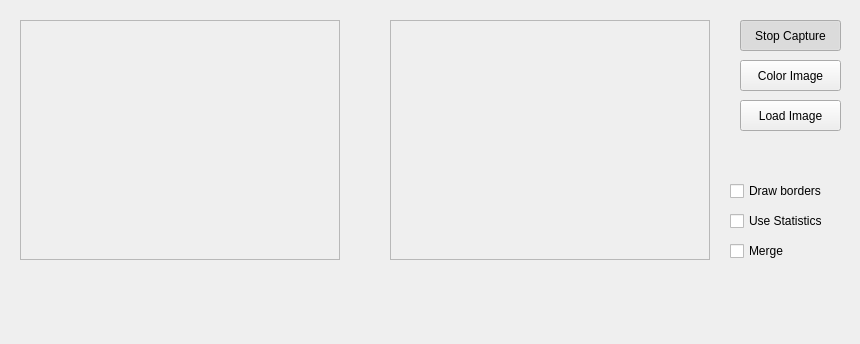
Above: P5/mainwindow.ui from JesusCHA/VA before the change. Below: the same form after it.
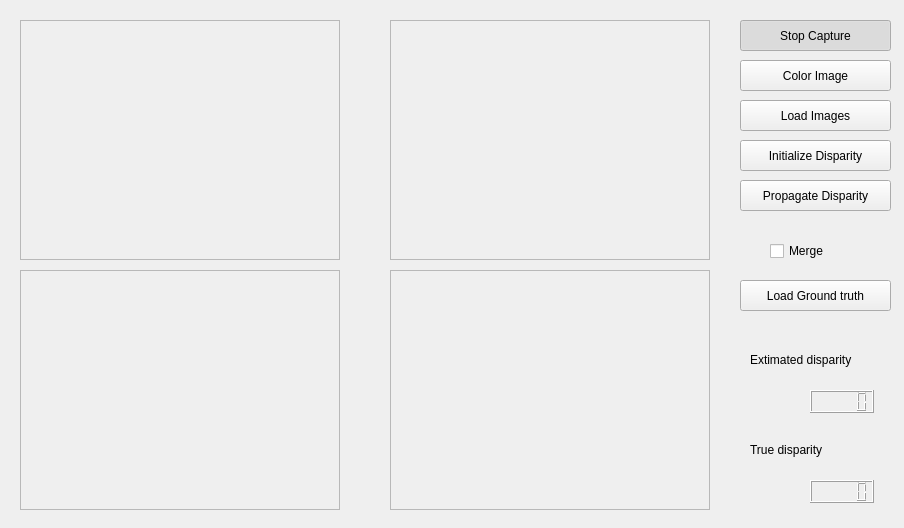
That is the form after the change.

```diff
--- a/P5/mainwindow.ui
+++ b/P5/mainwindow.ui
@@ -6,8 +6,8 @@
    <rect>
     <x>0</x>
     <y>0</y>
-    <width>860</width>
-    <height>344</height>
+    <width>904</width>
+    <height>528</height>
    </rect>
   </property>
   <property name="windowTitle">
@@ -50,7 +50,7 @@
     <rect>
      <x>740</x>
      <y>20</y>
-     <width>101</width>
+     <width>151</width>
      <height>31</height>
     </rect>
    </property>
@@ -69,7 +69,7 @@
     <rect>
      <x>740</x>
      <y>60</y>
-     <width>101</width>
+     <width>151</width>
      <height>31</height>
     </rect>
    </property>
@@ -91,44 +91,18 @@
     <rect>
      <x>740</x>
      <y>100</y>
-     <width>101</width>
+     <width>151</width>
      <height>31</height>
     </rect>
    </property>
    <property name="text">
-    <string>Load Image</string>
-   </property>
-  </widget>
-  <widget class="QCheckBox" name="checkBox">
-   <property name="geometry">
-    <rect>
-     <x>730</x>
-     <y>180</y>
-     <width>121</width>
-     <height>22</height>
-    </rect>
-   </property>
-   <property name="text">
-    <string>Draw borders</string>
-   </property>
-  </widget>
-  <widget class="QCheckBox" name="checkBox_2">
-   <property name="geometry">
-    <rect>
-     <x>730</x>
-     <y>210</y>
-     <width>121</width>
-     <height>22</height>
-    </rect>
-   </property>
-   <property name="text">
-    <string>Use Statistics</string>
+    <string>Load Images</string>
    </property>
   </widget>
   <widget class="QCheckBox" name="checkBox_3">
    <property name="geometry">
     <rect>
-     <x>730</x>
+     <x>770</x>
      <y>240</y>
      <width>97</width>
      <height>22</height>
@@ -138,6 +112,123 @@
     <string>Merge</string>
    </property>
   </widget>
+  <widget class="QFrame" name="imageFrameS_2">
+   <property name="geometry">
+    <rect>
+     <x>20</x>
+     <y>270</y>
+     <width>320</width>
+     <height>240</height>
+    </rect>
+   </property>
+   <property name="frameShape">
+    <enum>QFrame::StyledPanel</enum>
+   </property>
+   <property name="frameShadow">
+    <enum>QFrame::Raised</enum>
+   </property>
+  </widget>
+  <widget class="QFrame" name="imageFrameD_2">
+   <property name="geometry">
+    <rect>
+     <x>390</x>
+     <y>270</y>
+     <width>320</width>
+     <height>240</height>
+    </rect>
+   </property>
+   <property name="frameShape">
+    <enum>QFrame::StyledPanel</enum>
+   </property>
+   <property name="frameShadow">
+    <enum>QFrame::Raised</enum>
+   </property>
+  </widget>
+  <widget class="QPushButton" name="InitializeDisButton">
+   <property name="geometry">
+    <rect>
+     <x>740</x>
+     <y>140</y>
+     <width>151</width>
+     <height>31</height>
+    </rect>
+   </property>
+   <property name="text">
+    <string>Initialize Disparity</string>
+   </property>
+  </widget>
+  <widget class="QPushButton" name="propagateDisButton">
+   <property name="geometry">
+    <rect>
+     <x>740</x>
+     <y>180</y>
+     <width>151</width>
+     <height>31</height>
+    </rect>
+   </property>
+   <property name="text">
+    <string>Propagate Disparity</string>
+   </property>
+  </widget>
+  <widget class="QPushButton" name="LoadGrtruthButton">
+   <property name="geometry">
+    <rect>
+     <x>740</x>
+     <y>280</y>
+     <width>151</width>
+     <height>31</height>
+    </rect>
+   </property>
+   <property name="text">
+    <string>Load Ground truth</string>
+   </property>
+  </widget>
+  <widget class="QLCDNumber" name="lcdExtimated">
+   <property name="geometry">
+    <rect>
+     <x>810</x>
+     <y>390</y>
+     <width>64</width>
+     <height>23</height>
+    </rect>
+   </property>
+  </widget>
+  <widget class="QLCDNumber" name="lcdTrue">
+   <property name="geometry">
+    <rect>
+     <x>810</x>
+     <y>480</y>
+     <width>64</width>
+     <height>23</height>
+    </rect>
+   </property>
+  </widget>
+  <widget class="QLabel" name="label">
+   <property name="geometry">
+    <rect>
+     <x>750</x>
+     <y>350</y>
+     <width>141</width>
+     <height>20</height>
+    </rect>
+   </property>
+   <property name="text">
+    <string>Extimated disparity</string>
+   </property>
+  </widget>
+  <widget class="QLabel" name="label_2">
+   <property name="geometry">
+    <rect>
+     <x>750</x>
+     <y>440</y>
+     <width>101</width>
+     <height>20</height>
+    </rect>
+   </property>
+   <property name="text">
+    <string>True disparity</string>
+   </property>
+  </widget>
  </widget>
  <resources/>
  <connections/>
```
